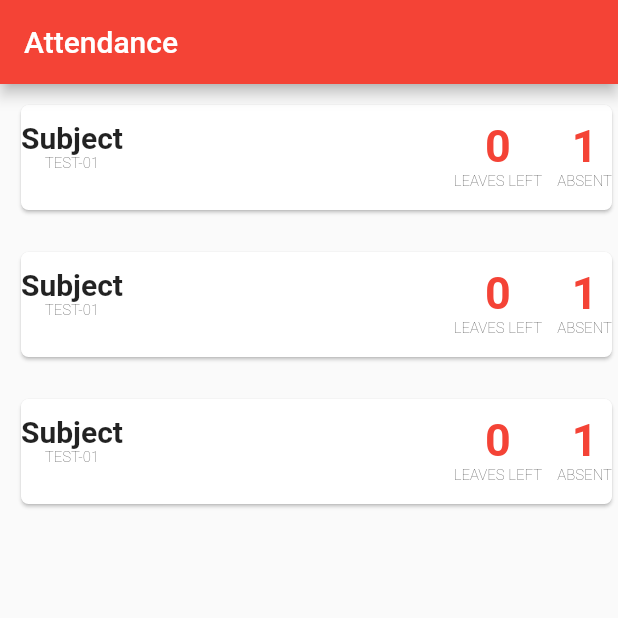
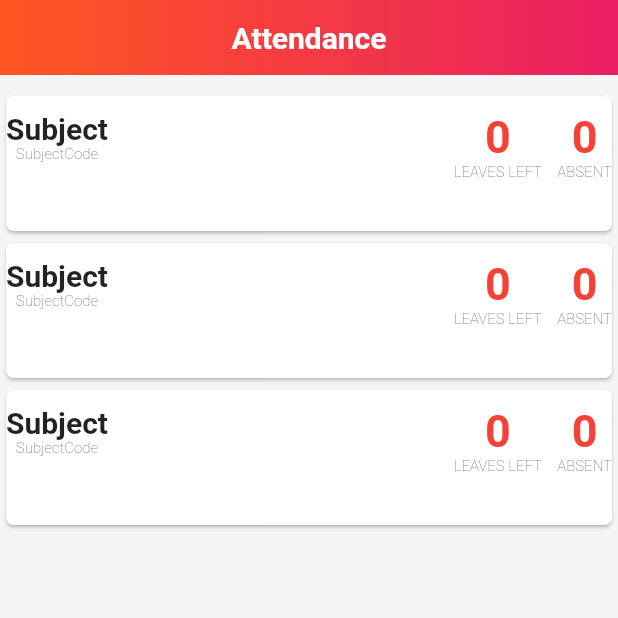
Before and after one commit to jashasweejena/Attend, a Flutter app: the screen it shows after launch, on a phone screen of 412 x 824 dp, the top half of it. Run offline on Flutter 3.47's test engine with Material 2 defaults, Android fonts, the phone set to English and light mode, and no system bars.

Commit message:
Add gradient appbar and simplify code

```diff
--- a/lib/main.dart
+++ b/lib/main.dart
@@ -17,22 +17,28 @@ class MyHomePage extends StatefulWidget {
 }
 
 class _MyHomePageState extends State<MyHomePage> {
+  Box box = Box(
+    subject: "Subject", subjectCode: "SubjectCode", absent: 0, leavesLeft: 0,);
+
   @override
   Widget build(BuildContext context) {
     return Scaffold(
-      appBar: AppBar(
-        title: Text("Attendance", style: TextStyle(color: Colors.white),),
-        backgroundColor: Colors.red,
-      ),
       body: Container(
-        padding: EdgeInsets.only(left: 10.0, top: 10.0),
+        color: Colors.grey[100],
         child: Column(
           children: <Widget>[
-            Box(),
-            SizedBox(height: 20.0,),
-            Box(),
-            SizedBox(height: 20.0,),
-            Box()
+            GradientAppBar("Attendance"),
+            Container(
+              padding: EdgeInsets.only(top: 10.0),
+              child: Column(
+                mainAxisAlignment: MainAxisAlignment.spaceBetween,
+                children: <Widget>[
+                  box,
+                  box,
+                  box
+                ],
+              ),
+            ),
           ],
         ),
       ),
@@ -44,56 +50,70 @@ class Box extends StatefulWidget {
   @override
   _BoxState createState() => _BoxState();
 
-  var subject = "Subject";
-  var subjectCode = "TEST-01";
-  var leavesLeft = 0;
-  var absent = 1;
+  var subject;
+  var subjectCode;
+  var leavesLeft;
+  var absent;
+
 
   Box({this.subject, this.subjectCode, this.leavesLeft, this.absent});
 }
 
 class _BoxState extends State<Box> {
+
   @override
   Widget build(BuildContext context) {
     return Container(
       child: Card(
-        shape: RoundedRectangleBorder(borderRadius: BorderRadius.circular(5.0),),
+          shape: RoundedRectangleBorder(
+            borderRadius: BorderRadius.circular(5.0),),
           child: Container(
-          height: 70.0,
-          width: MediaQuery.of(context).size.width,
+            height: 90.0,
+            width: MediaQuery
+                .of(context)
+                .size
+                .width,
             padding: EdgeInsets.only(top: 10),
             child: Row(
+              mainAxisAlignment: MainAxisAlignment.center,
+              crossAxisAlignment: CrossAxisAlignment.center,
               children: <Widget>[
                 Column(
                   children: <Widget>[
                     Text(widget.subject,
-                    style: TextStyle(fontWeight: FontWeight.bold, fontSize: 20.0),),
+                      style: TextStyle(
+                          fontWeight: FontWeight.bold, fontSize: 20.0),),
                     Text(widget.subjectCode,
-                    style: TextStyle(fontWeight: FontWeight.w100, fontSize: 10.0),)
+                      style: TextStyle(
+                          fontWeight: FontWeight.w100, fontSize: 10.0),)
                   ],
                 ),
                 Spacer(),
                 Column(
                   children: <Widget>[
                     Center(
-                    child: Text(widget.leavesLeft.toString(), style: TextStyle(color: Colors.red,
+                      child: Text(widget.leavesLeft.toString(),
+                        style: TextStyle(color: Colors.red,
                             fontWeight: FontWeight.bold,
                             fontSize: 30.0),),
                     ),
                     Text("LEAVES LEFT",
-                    style: TextStyle(fontWeight: FontWeight.w100, fontSize: 10.0),),
+                      style: TextStyle(
+                          fontWeight: FontWeight.w100, fontSize: 10.0),),
                   ],
                 ),
                 SizedBox(width: 10.0,),
                 Column(
                   children: <Widget>[
                     Center(
-                    child: Text(widget.absent.toString(), style: TextStyle(color: Colors.red,
+                      child: Text(widget.absent.toString(),
+                        style: TextStyle(color: Colors.red,
                             fontWeight: FontWeight.bold,
                             fontSize: 30.0),),
                     ),
                     Text("ABSENT",
-                    style: TextStyle(fontWeight: FontWeight.w100, fontSize: 10.0),),
+                      style: TextStyle(
+                          fontWeight: FontWeight.w100, fontSize: 10.0),),
                   ],
                 ),
               ],
@@ -102,6 +122,45 @@ class _BoxState extends State<Box> {
 
       ),
     );
-
   }
 }
+
+class GradientAppBar extends StatelessWidget {
+
+  final String title;
+  final double barHeight = 50.0;
+
+  GradientAppBar(this.title);
+
+  @override
+  Widget build(BuildContext context) {
+    final double statusbarHeight = MediaQuery
+        .of(context)
+        .padding
+        .top;
+
+    return new Container(
+      height: statusbarHeight + barHeight,
+      width: MediaQuery
+          .of(context)
+          .size
+          .width,
+      child: new Center(
+        child: new Text(
+          title,
+          style: new TextStyle(
+              fontSize: 20.0, color: Colors.white, fontWeight: FontWeight.bold),
+        ),
+      ),
+      decoration: new BoxDecoration(
+        gradient: new LinearGradient(
+            colors: [Colors.deepOrange, Colors.pink],
+            begin: const FractionalOffset(0.0, 0.0),
+            end: const FractionalOffset(1.0, 0.0),
+            stops: [0.0, 1.0],
+            tileMode: TileMode.clamp
+        ),
+      ),
+    );
+  }
+}
```
Lines whose indentation alone changed are shown as unchanged.
